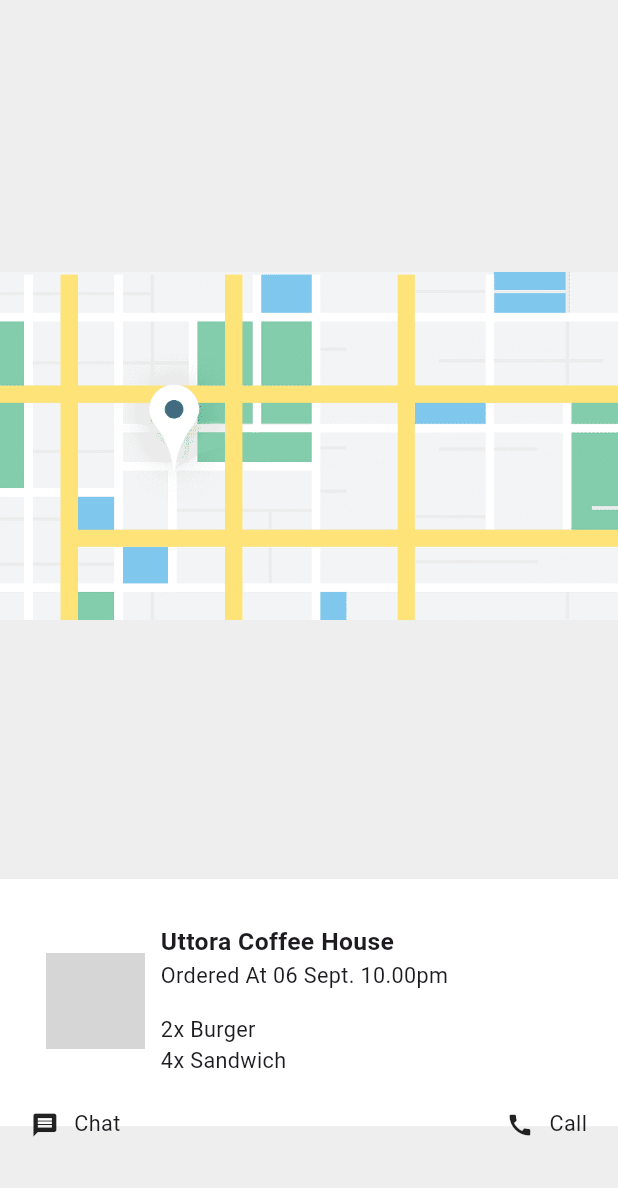
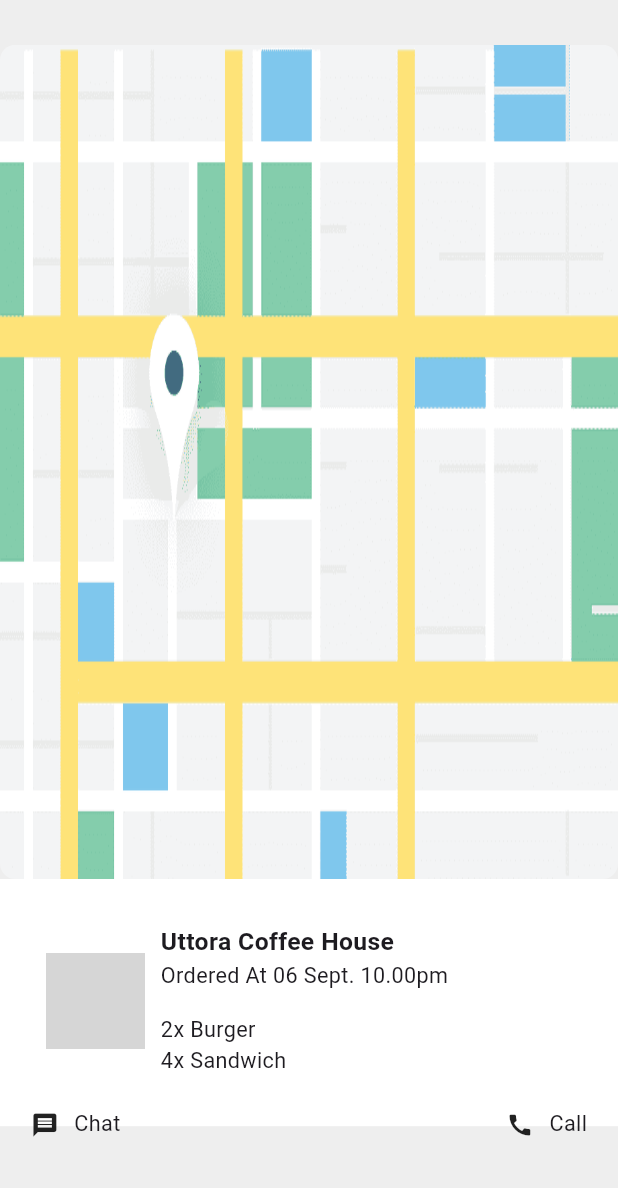
Before and after one commit to Priyadarshan-dev/Food-App-UI, a Flutter app: the TrackOrderPage screen opened directly, on a phone screen of 412 x 824 dp, the part 48-1236 px from its top. Run offline on Flutter 3.47's test engine with Material 3 defaults, Android fonts, the phone set to English and light mode, and no system bars; our stand-ins replace google_fonts, pin_code_fields, smooth_page_indicator; Roboto replaces fonts that are missing (Sen); grey boxes are pictures that could not be loaded.

Commit message:
Fixed the Overflowing Error

```diff
--- a/lib/Pages/track_order_page.dart
+++ b/lib/Pages/track_order_page.dart
@@ -56,20 +56,15 @@ class _TrackOrderPageState extends State<TrackOrderPage> {
                     ],
                   ),
                   SizedBox(height: screenHeight * 0.020),
-                  Column(
-                    children: [
-                      ClipRRect(
-                        borderRadius: BorderRadius.circular(
-                          screenWidth * 0.025,
-                        ),
-                        child: Image.asset(
-                          "assets/images/location.png",
-                          height: screenHeight * 0.65,
-                          width: double.infinity,
-                          fit: BoxFit.contain, // keeps full image, no cutting
-                        ),
+                  Expanded(
+                    child: ClipRRect(
+                      borderRadius: BorderRadius.circular(screenWidth * 0.025),
+                      child: Image.asset(
+                        "assets/images/location.png",
+                        width: double.infinity,
+                        fit: BoxFit.fill,
                       ),
-                    ],
+                    ),
                   ),
                 ],
               ),
```
Also changed, not shown: lib/Pages/add_addresses_page.dart (+10 -7 lines), lib/Pages/profile_page.dart (+32 -4 lines).
